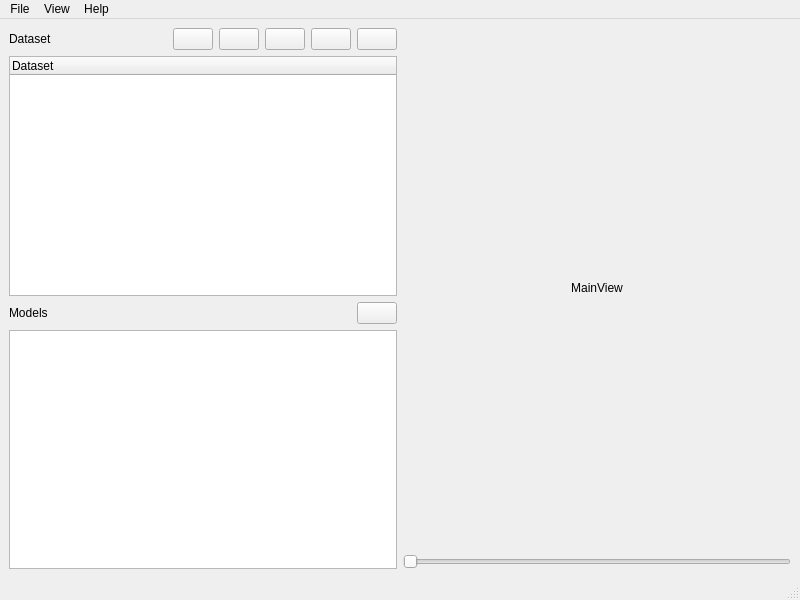
Qt form mainwindow.ui (Cyril-Meyer/DeepSCEM) before a commit.
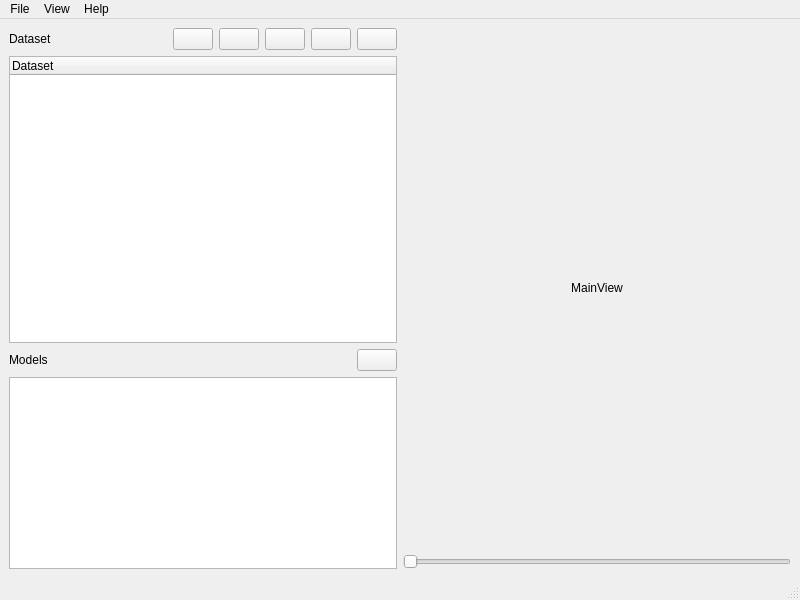
The same form after that commit. Icons and pictures are not drawn. Custom widgets are drawn as their Qt base class.

The edit to the form file:
```diff
--- a/mainwindow.ui
+++ b/mainwindow.ui
@@ -132,6 +132,12 @@
       </item>
       <item>
        <widget class="QTreeWidget" name="treeWidget_dataset">
+        <property name="sizePolicy">
+         <sizepolicy hsizetype="Expanding" vsizetype="Expanding">
+          <horstretch>0</horstretch>
+          <verstretch>2</verstretch>
+         </sizepolicy>
+        </property>
         <column>
          <property name="text">
           <string>Dataset</string>
```
